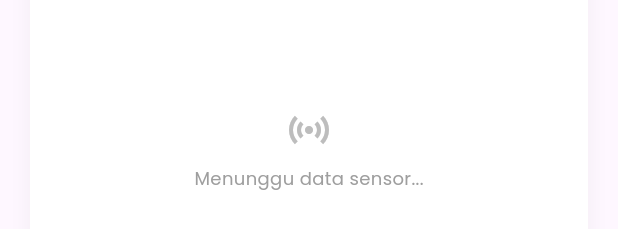
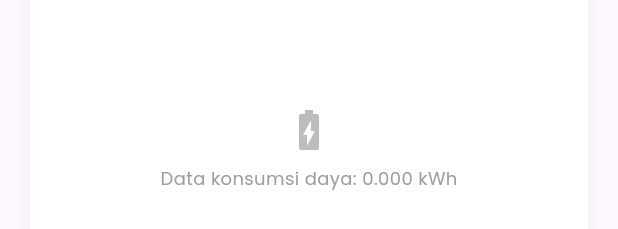
Before and after one commit to CLINTON1233/Smart_Switch-PBL-IN2024-User-, a Flutter app: the PowerConsumptionCard widget shown alone on an empty page, opened directly, on a phone screen of 412 x 824 dp. Shown: the part 126-355 px from the top of the screen. Run offline on Flutter 3.47's test engine with Material 3 defaults, Android fonts, the phone set to English and light mode, and no system bars; our stand-ins replace cloud_firestore, firebase_auth, firebase_core, firebase_database, geocoding, geolocator and 1 more; accounts and stored records are empty; network calls fail.

Commit message:
Finish Smart Switch

```diff
--- a/lib/services/firebase_service.dart
+++ b/lib/services/firebase_service.dart
@@ -8,7 +8,7 @@ class FirebaseService {
 
   // Stream untuk data sensor
   Stream<SensorData> getSensorDataStream() {
-    return _database.child('sensor_data').onValue.map((event) {
+    return _database.child('powerData').onValue.map((event) {
       if (event.snapshot.exists) {
         return SensorData.fromJson(
           Map<String, dynamic>.from(event.snapshot.value as Map),
--- a/lib/widgets/power_consumption_card.dart
+++ b/lib/widgets/power_consumption_card.dart
@@ -1,12 +1,84 @@
 // widgets/power_consumption_card.dart
 import 'package:flutter/material.dart';
 import 'package:google_fonts/google_fonts.dart';
+import '../services/firebase_service.dart';
+import '../models/sensor_data.dart';
 
 class PowerConsumptionCard extends StatelessWidget {
   const PowerConsumptionCard({Key? key}) : super(key: key);
 
   @override
   Widget build(BuildContext context) {
+    final FirebaseService _firebaseService = FirebaseService();
+
+    return StreamBuilder<SensorData>(
+      stream: _firebaseService.getSensorDataStream(),
+      builder: (context, snapshot) {
+        if (snapshot.connectionState == ConnectionState.waiting) {
+          return Container(
+            margin: EdgeInsets.symmetric(horizontal: 20),
+            padding: EdgeInsets.all(24),
+            decoration: BoxDecoration(
+              color: Colors.white,
+              borderRadius: BorderRadius.circular(16),
+              boxShadow: [
+                BoxShadow(
+                  color: Colors.grey.withOpacity(0.1),
+                  spreadRadius: 1,
+                  blurRadius: 10,
+                  offset: Offset(0, 2),
+                ),
+              ],
+            ),
+            child: Column(
+              mainAxisAlignment: MainAxisAlignment.center,
+              children: [
+                Icon(Icons.sensors, color: Colors.grey[400], size: 32),
+                SizedBox(height: 8),
+                Text(
+                  'Memuat data sensor...',
+                  style: GoogleFonts.poppins(
+                    fontSize: 12,
+                    color: Colors.grey[500],
+                  ),
+                ),
+              ],
+            ),
+          );
+        }
+
+        if (snapshot.hasError) {
+          return Container(
+            margin: EdgeInsets.symmetric(horizontal: 20),
+            padding: EdgeInsets.all(24),
+            decoration: BoxDecoration(
+              color: Colors.white,
+              borderRadius: BorderRadius.circular(16),
+              boxShadow: [
+                BoxShadow(
+                  color: Colors.grey.withOpacity(0.1),
+                  spreadRadius: 1,
+                  blurRadius: 10,
+                  offset: Offset(0, 2),
+                ),
+              ],
+            ),
+            child: Column(
+              mainAxisAlignment: MainAxisAlignment.center,
+              children: [
+                Icon(Icons.error, color: Colors.red, size: 32),
+                SizedBox(height: 8),
+                Text(
+                  'Error memuat data sensor',
+                  style: GoogleFonts.poppins(fontSize: 12, color: Colors.red),
+                ),
+              ],
+            ),
+          );
+        }
+
+        final sensorData = snapshot.data;
+
         return Container(
           margin: EdgeInsets.symmetric(horizontal: 20),
           padding: EdgeInsets.all(24),
@@ -61,7 +133,7 @@ class PowerConsumptionCard extends StatelessWidget {
               ),
               SizedBox(height: 16),
               Text(
-            '0.000 kWh',
+                '${sensorData?.energy.toStringAsFixed(3) ?? '0.000'} kWh',
                 style: GoogleFonts.poppins(
                   fontSize: 16,
                   fontWeight: FontWeight.bold,
@@ -75,10 +147,14 @@ class PowerConsumptionCard extends StatelessWidget {
                   child: Column(
                     mainAxisAlignment: MainAxisAlignment.center,
                     children: [
-                  Icon(Icons.sensors, color: Colors.grey[400], size: 32),
+                      Icon(
+                        Icons.battery_charging_full,
+                        color: Colors.grey[400],
+                        size: 32,
+                      ),
                       SizedBox(height: 8),
                       Text(
-                    'Menunggu data sensor...',
+                        'Data konsumsi daya: ${sensorData?.energy.toStringAsFixed(3) ?? '0.000'} kWh',
                         style: GoogleFonts.poppins(
                           fontSize: 12,
                           color: Colors.grey[500],
@@ -91,5 +167,7 @@ class PowerConsumptionCard extends StatelessWidget {
             ],
           ),
         );
+      },
+    );
   }
 }
```
Lines whose indentation alone changed are shown as unchanged.
